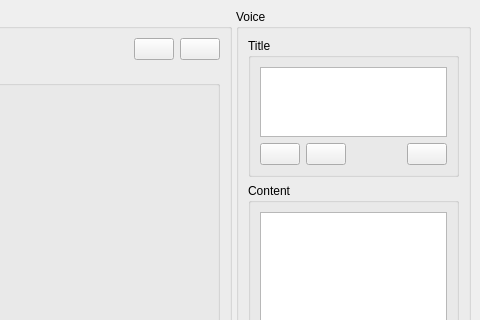
samwellzuk/mktts, file src/ui/mainwindow.ui: the form before one commit; both pictures show x 948 to 1428 and y 0 to 320 of the 1428 by 716 pixel window.
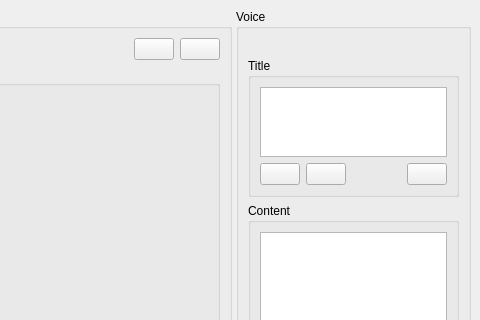
The form after the commit. Icons and pictures are not drawn.

```diff
--- a/src/ui/mainwindow.ui
+++ b/src/ui/mainwindow.ui
@@ -138,6 +138,19 @@
         <string>Voice</string>
        </property>
        <layout class="QVBoxLayout" name="verticalLayout_5">
+        <item>
+         <widget class="QLabel" name="queryword">
+          <property name="sizePolicy">
+           <sizepolicy hsizetype="Expanding" vsizetype="Preferred">
+            <horstretch>0</horstretch>
+            <verstretch>0</verstretch>
+           </sizepolicy>
+          </property>
+          <property name="text">
+           <string/>
+          </property>
+         </widget>
+        </item>
         <item>
          <widget class="QGroupBox" name="groupBox_2">
           <property name="sizePolicy">
```
